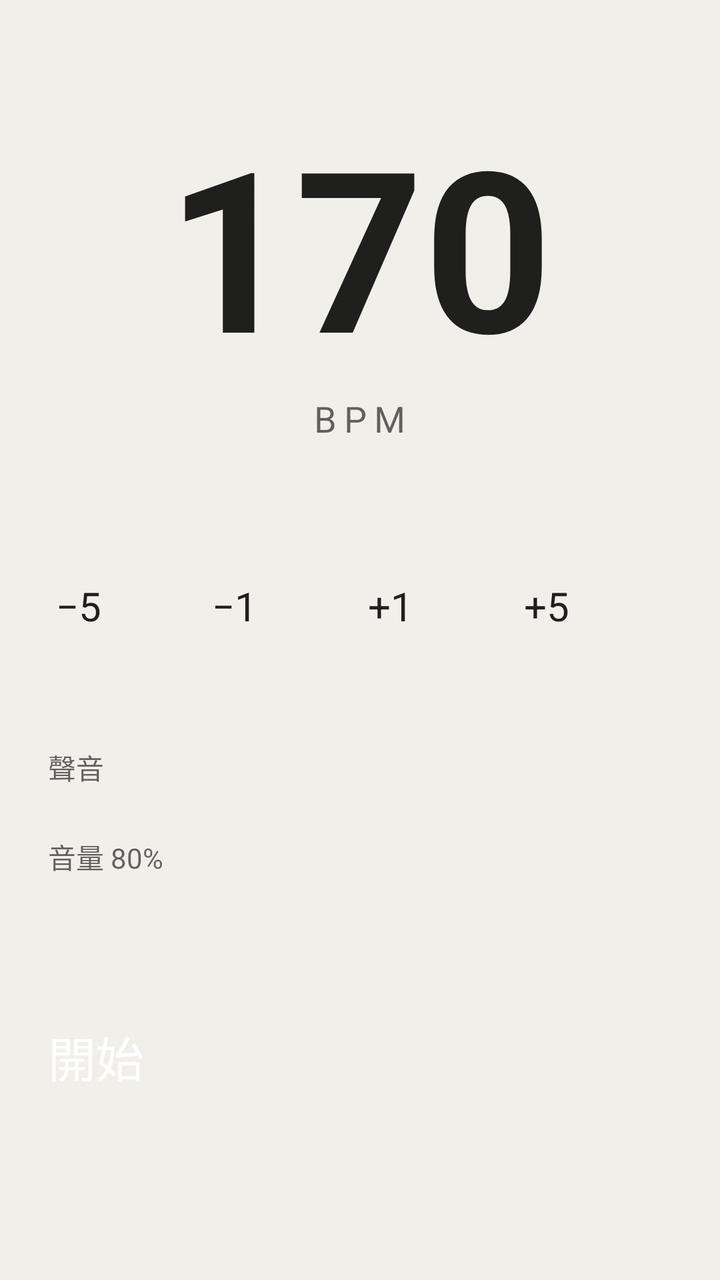
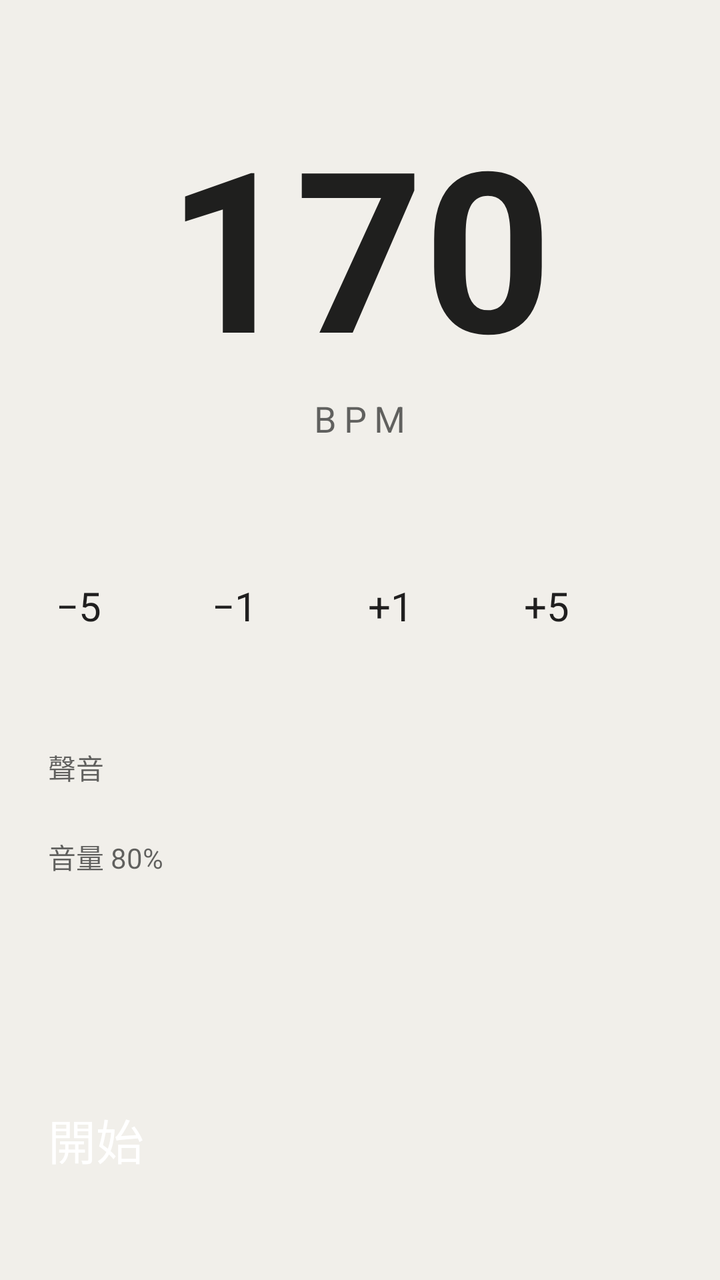

Compare the two renders of this Android layout. The source of the first and the diff that turns it into the second are given below.
<!-- AndroidManifest.xml: application theme AppTheme -->
<!-- res/layout/activity_main.xml -->
<?xml version="1.0" encoding="utf-8"?>
<ScrollView xmlns:android="http://schemas.android.com/apk/res/android"
    android:layout_width="match_parent"
    android:layout_height="match_parent"
    android:fillViewport="true">

    <LinearLayout
        android:layout_width="match_parent"
        android:layout_height="wrap_content"
        android:orientation="vertical"
        android:gravity="center_horizontal"
        android:padding="24dp">

        <TextView
            android:id="@+id/bpm"
            android:layout_width="wrap_content"
            android:layout_height="wrap_content"
            android:layout_marginTop="24dp"
            android:text="170"
            android:textSize="112sp"
            android:textStyle="bold"
            android:textColor="?android:attr/textColorPrimary"
            android:fontFeatureSettings="tnum" />

        <TextView
            android:layout_width="wrap_content"
            android:layout_height="wrap_content"
            android:text="BPM"
            android:textSize="18sp"
            android:letterSpacing="0.2"
            android:textColor="?android:attr/textColorSecondary" />

        <SeekBar
            android:id="@+id/bpmBar"
            android:layout_width="match_parent"
            android:layout_height="48dp"
            android:layout_marginTop="16dp" />

        <LinearLayout
            android:layout_width="match_parent"
            android:layout_height="wrap_content"
            android:orientation="horizontal">

            <Button android:id="@+id/minus5" style="@style/StepButton" android:text="−5" />
            <Button android:id="@+id/minus1" style="@style/StepButton" android:text="−1" />
            <Button android:id="@+id/plus1" style="@style/StepButton" android:text="+1" />
            <Button android:id="@+id/plus5" style="@style/StepButton" android:text="+5" />
        </LinearLayout>

        <TextView
            style="@style/SectionLabel"
            android:text="聲音" />

        <RadioGroup
            android:id="@+id/sounds"
            android:layout_width="match_parent"
            android:layout_height="wrap_content"
            android:orientation="vertical" />

        <TextView
            android:id="@+id/volumeLabel"
            style="@style/SectionLabel"
            android:text="音量 80%" />

        <SeekBar
            android:id="@+id/volumeBar"
            android:layout_width="match_parent"
            android:layout_height="48dp"
            android:max="100" />

        <Button
            android:id="@+id/toggle"
            android:layout_width="match_parent"
            android:layout_height="72dp"
            android:layout_marginTop="24dp"
            android:text="開始"
            android:textSize="24sp"
            android:textColor="@color/on_accent"
            android:backgroundTint="@color/accent" />

        <TextView
            android:id="@+id/batteryHint"
            android:layout_width="match_parent"
            android:layout_height="wrap_content"
            android:layout_marginTop="16dp"
            android:textSize="13sp"
            android:textColor="?android:attr/textColorSecondary"
            android:visibility="gone"
            android:text="@string/battery_hint" />
    </LinearLayout>
</ScrollView>
<!-- resources referenced by this layout -->
<resources>
  <color name="accent">#D9541E</color>
  <color name="on_accent">#FFFFFF</color>
  <string name="battery_hint">小米／HyperOS 省電很兇，背景跑久了可能被關掉：到「設定 → 應用程式 → RunBeat → 省電策略」選「無限制」。</string>
  <style name="SectionLabel">
          <item name="android:layout_width">match_parent</item>
          <item name="android:layout_height">wrap_content</item>
          <item name="android:layout_marginTop">24dp</item>
          <item name="android:textSize">14sp</item>
          <item name="android:textColor">?android:attr/textColorSecondary</item>
      </style>
  <style name="StepButton">
          <item name="android:layout_width">0dp</item>
          <item name="android:layout_height">56dp</item>
          <item name="android:layout_weight">1</item>
          <item name="android:layout_margin">4dp</item>
          <item name="android:textSize">20sp</item>
      </style>
  <style name="AppTheme" parent="android:Theme.Material.Light.NoActionBar">
          <item name="android:windowBackground">@color/bg</item>
          <item name="android:statusBarColor">@color/bg</item>
          <item name="android:navigationBarColor">@color/bg</item>
          <item name="android:windowLightStatusBar">true</item>
          <item name="android:windowLightNavigationBar">true</item>
          <item name="android:colorAccent">@color/accent</item>
      </style>
  <color name="bg">#F1EFEA</color>
</resources>

<!-- the commit's change to res/layout/activity_main.xml (unified diff, before → after) -->
@@ -1,7 +1,13 @@
 <?xml version="1.0" encoding="utf-8"?>
-<ScrollView xmlns:android="http://schemas.android.com/apk/res/android"
+<LinearLayout xmlns:android="http://schemas.android.com/apk/res/android"
     android:layout_width="match_parent"
     android:layout_height="match_parent"
+    android:orientation="vertical">
+
+<ScrollView
+    android:layout_width="match_parent"
+    android:layout_height="0dp"
+    android:layout_weight="1"
     android:fillViewport="true">
 
     <LinearLayout
@@ -9,7 +15,10 @@
         android:layout_height="wrap_content"
         android:orientation="vertical"
         android:gravity="center_horizontal"
-        android:padding="24dp">
+        android:paddingLeft="24dp"
+        android:paddingRight="24dp"
+        android:paddingTop="24dp"
+        android:paddingBottom="8dp">
 
         <TextView
             android:id="@+id/bpm"
@@ -68,16 +77,6 @@
             android:layout_height="48dp"
             android:max="100" />
 
-        <Button
-            android:id="@+id/toggle"
-            android:layout_width="match_parent"
-            android:layout_height="72dp"
-            android:layout_marginTop="24dp"
-            android:text="開始"
-            android:textSize="24sp"
-            android:textColor="@color/on_accent"
-            android:backgroundTint="@color/accent" />
-
         <TextView
             android:id="@+id/batteryHint"
             android:layout_width="match_parent"
@@ -89,3 +88,17 @@
             android:text="@string/battery_hint" />
     </LinearLayout>
 </ScrollView>
+
+    <Button
+        android:id="@+id/toggle"
+        android:layout_width="match_parent"
+        android:layout_height="72dp"
+        android:layout_marginLeft="24dp"
+        android:layout_marginRight="24dp"
+        android:layout_marginTop="8dp"
+        android:layout_marginBottom="16dp"
+        android:text="開始"
+        android:textSize="24sp"
+        android:textColor="@color/on_accent"
+        android:backgroundTint="@color/accent" />
+</LinearLayout>
